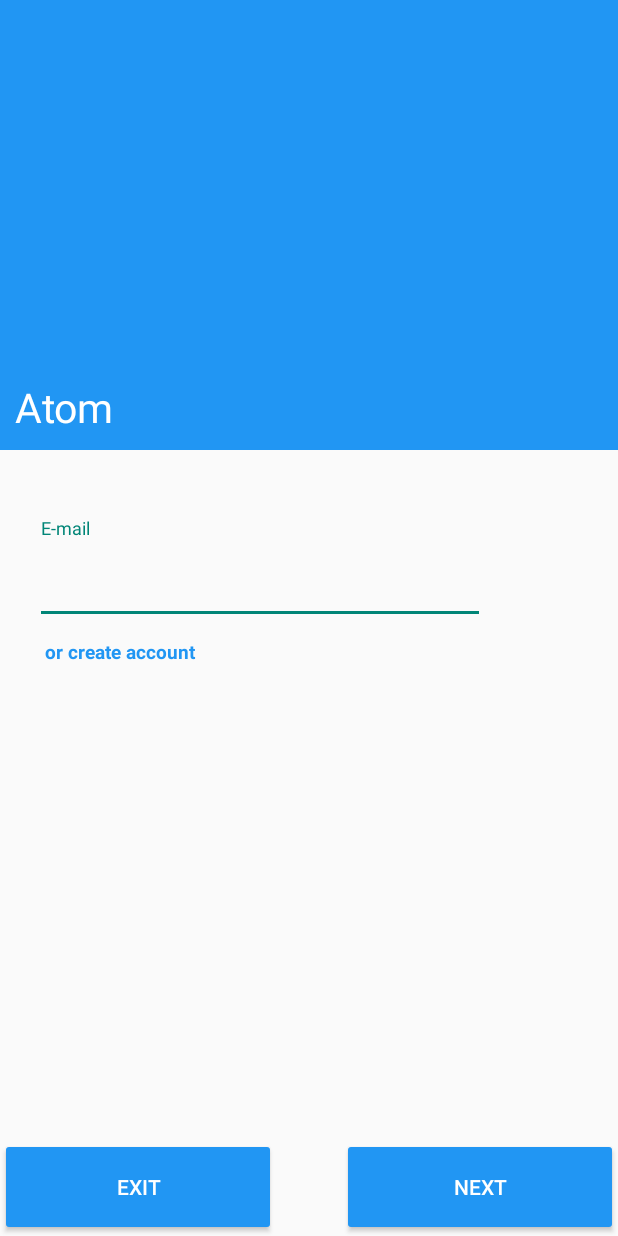
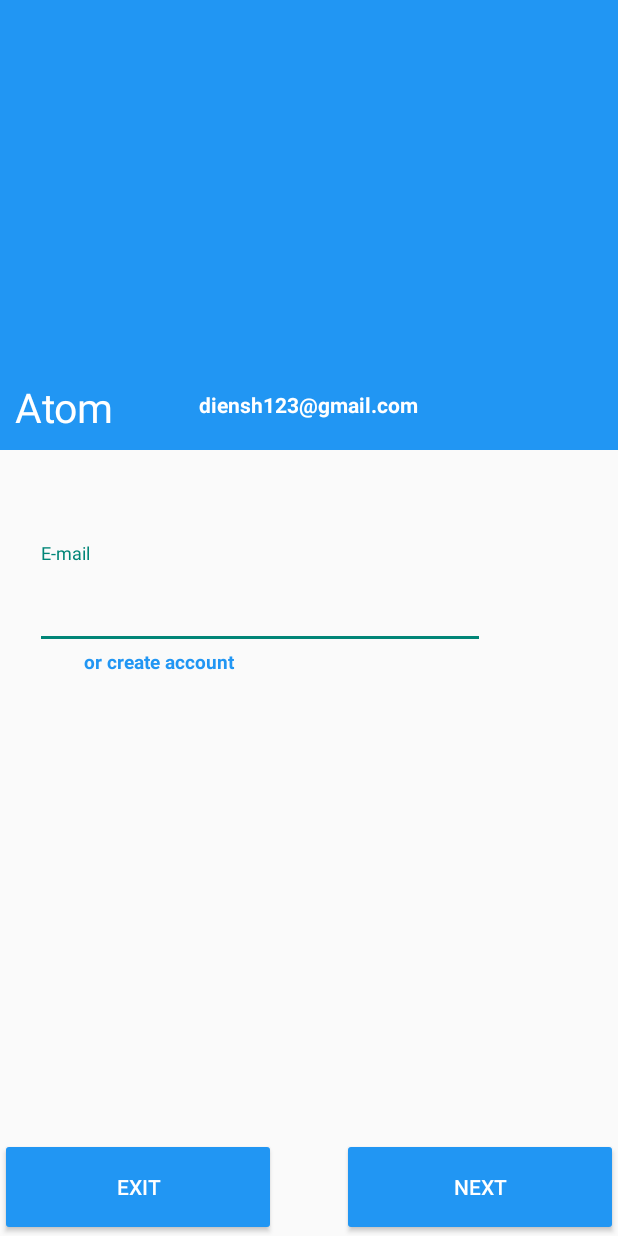
Before and after one commit to DineshAdhi/Atom, an Android app: the screen it shows after launch (login_activity), on a phone screen of 412 x 824 dp. Run offline under Robolectric (Android 15) with nearby library versions, the light colour scheme and no system bars; our stand-ins replace Firebase (no records; nobody signed in at launch, a user with empty details on screens opened directly); plain views replace CircularImageView.

Commit message:
Improved UI

```diff
--- a/Atom/app/src/main/res/layout/activity_login.xml
+++ b/Atom/app/src/main/res/layout/activity_login.xml
@@ -3,6 +3,7 @@
     xmlns:tools="http://schemas.android.com/tools"
     android:layout_width="fill_parent"
     android:layout_height="fill_parent"
+    xmlns:app="http://schemas.android.com/apk/res-auto"
     android:layout_gravity="center"
     tools:context=".login_activity"
     android:orientation="vertical">
@@ -10,13 +11,16 @@
   <android.support.v7.widget.FitWindowsFrameLayout
       android:layout_width="match_parent"
       android:layout_height="300dp"
+      android:background="@color/colorPrimary"
       android:hapticFeedbackEnabled="true"
-      android:background="@color/colorPrimary"
       android:id="@+id/view">
 
     <com.pkmmte.view.CircularImageView
         android:layout_width="250dp"
         android:layout_height="250dp"
+        app:border_color="@color/textWhileColor"
+        app:border_width="4dp"
+        app:border="true"
         android:layout_gravity="center_horizontal"
         android:id="@+id/signinPicImageView"/>
 
@@ -25,6 +29,7 @@
         android:layout_height="wrap_content"
         android:text="Atom"
         android:textSize="27dp"
+        android:id="@+id/appTitleTextView"
         android:textColor="@color/textWhileColor"
         android:layout_gravity="bottom"
         android:paddingBottom="10dp"
@@ -41,12 +46,12 @@
       android:layout_alignParentEnd="true">
 
     <android.support.design.widget.TextInputLayout
-        android:layout_marginTop="45dp"
         android:layout_height="70dp"
         android:hint="Email"
+        android:layout_marginTop="12dp"
         android:layout_width="match_parent"
         android:id="@+id/emailLayout"
-        android:layout_alignParentTop="true"
+        android:layout_below="@+id/welcomeNoteTextView"
         android:layout_alignParentStart="true">
 
       <EditText
@@ -82,19 +87,41 @@
     <android.support.v7.widget.AppCompatTextView
         android:layout_width="300dp"
         android:layout_height="25dp"
-        android:layout_marginLeft="30dp"
         android:textStyle="bold"
-        android:layout_marginTop="10dp"
         android:textSize="12.5dp"
-        android:layout_below="@+id/emailLayout"
         android:text="or create account"
         android:textColor="@color/colorPrimary"
-        android:id="@+id/signupLink"/>
+        android:id="@+id/signupLink"
+        android:layout_below="@+id/emailLayout"
+        android:layout_centerHorizontal="true" />
+
+
+    <android.support.v7.widget.AppCompatTextView
+        android:layout_width="170dp"
+        android:layout_height="30dp"
+        android:textColor="@color/welcomeTextColor"
+        android:id="@+id/welcomeNoteTextView"
+        android:textStyle="bold"
+        android:textAlignment="center"
+        android:layout_marginTop="20dp"
+        android:layout_alignParentTop="true"
+        android:layout_centerHorizontal="true" />
+
 
 
   </RelativeLayout>
 
-
+  <android.support.v7.widget.AppCompatTextView
+      android:layout_width="170dp"
+      android:layout_height="30dp"
+      android:textStyle="bold"
+      android:layout_marginBottom="10dp"
+      android:textAlignment="center"
+      android:text="diensh123@gmail.com"
+      android:textColor="@color/textWhileColor"
+      android:id="@+id/signinEmailTextView"
+      android:layout_alignBottom="@+id/view"
+      android:layout_centerHorizontal="true" />
 
 
 </RelativeLayout>
--- a/Atom/app/src/main/res/values/colors.xml
+++ b/Atom/app/src/main/res/values/colors.xml
@@ -4,4 +4,5 @@
     <color name="colorPrimaryDark">#1976d2</color>
     <color name="colorAccent">#FF4081</color>
     <color name="textWhileColor">#ffffff</color>
+    <color name="welcomeTextColor">#00C853</color>
 </resources>
```
Also changed, not shown: Atom/app/src/main/java/network/atom/atom/DataDumper.java (+1 -30 lines), Atom/app/src/main/java/network/atom/atom/login_activity.java (+48 -9 lines).
